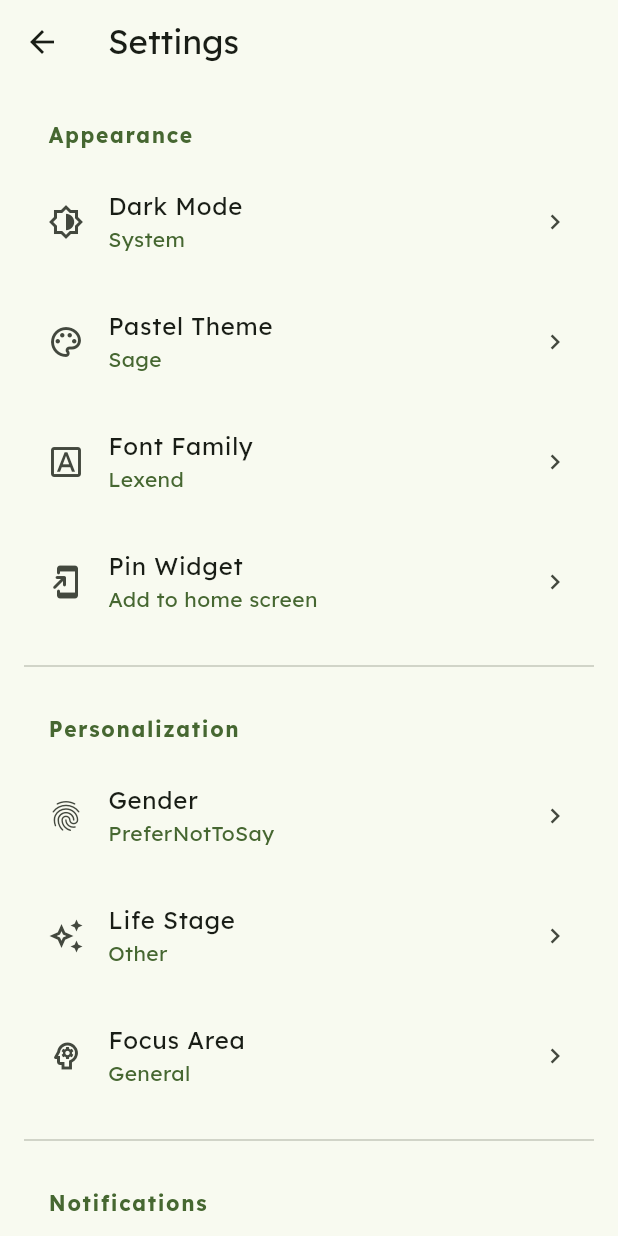
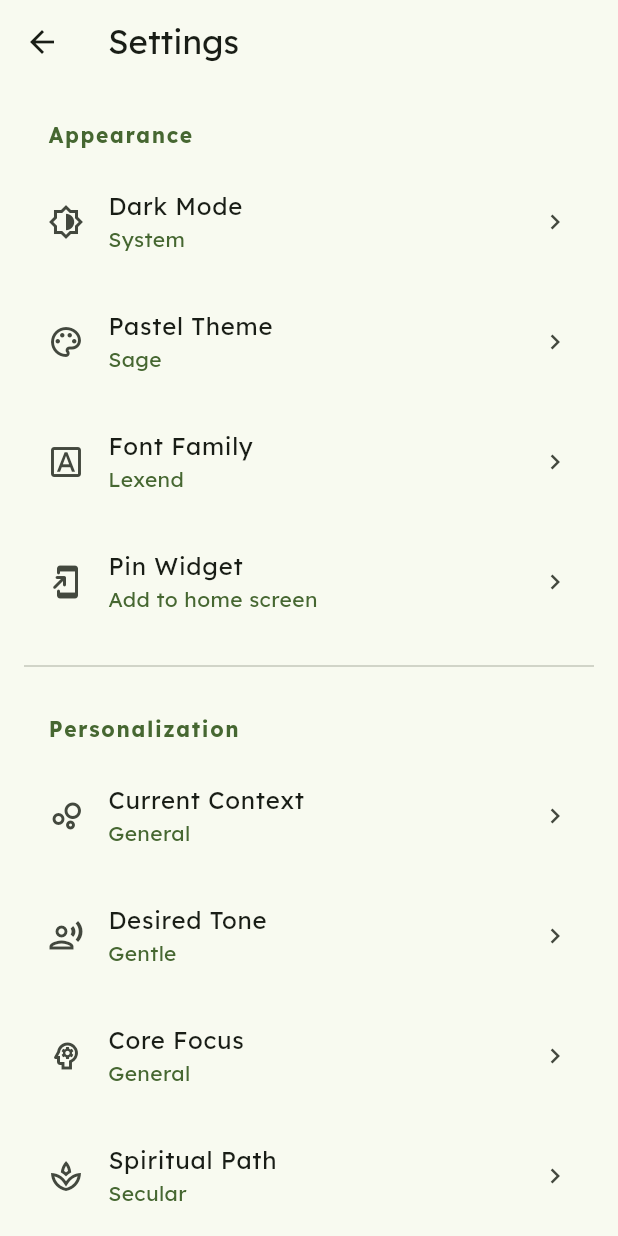
Before and after one commit to sapeol/affirmations_app, a Flutter app: the screen it shows after launch, after a tap on "Skip", after a tap on the "spa" icon, after a tap on the "settings" icon, on a phone screen of 412 x 824 dp. Run offline on Flutter 3.47's test engine with Material 3 defaults, Android fonts, the phone set to English and light mode, and no system bars; our stand-ins replace google_fonts, shared_preferences; missing offline and left inert: home_widget.

Commit message:
feat: implement contextual affirmation engine with Context and Tone preferences

```diff
--- a/lib/models/affirmation.dart
+++ b/lib/models/affirmation.dart
@@ -1,18 +1,32 @@
+import 'user_preferences.dart';
+
 class Affirmation {
   final String text;
   final String author;
   final bool isCustom;
+  final AppFocus? focus;
+  final SpiritualLeaning? leaning;
+  final UserContext? context;
+  final AffirmationTone? tone;
 
   Affirmation({
     required this.text,
     this.author = "Unknown",
     this.isCustom = false,
+    this.focus,
+    this.leaning,
+    this.context,
+    this.tone,
   });
 
   Map<String, dynamic> toJson() => {
     'text': text,
     'author': author,
     'isCustom': isCustom,
+    'focus': focus?.name,
+    'leaning': leaning?.name,
+    'context': context?.name,
+    'tone': tone?.name,
   };
 
   factory Affirmation.fromJson(Map<String, dynamic> json) {
@@ -20,6 +34,10 @@ class Affirmation {
       text: json['text'] as String? ?? "Unknown",
       author: json['author'] as String? ?? "Unknown",
       isCustom: json['isCustom'] is bool ? json['isCustom'] as bool : false,
+      focus: json['focus'] != null ? AppFocus.values.byName(json['focus']) : null,
+      leaning: json['leaning'] != null ? SpiritualLeaning.values.byName(json['leaning']) : null,
+      context: json['context'] != null ? UserContext.values.byName(json['context']) : null,
+      tone: json['tone'] != null ? AffirmationTone.values.byName(json['tone']) : null,
     );
   }
 }
--- a/lib/models/user_preferences.dart
+++ b/lib/models/user_preferences.dart
@@ -8,6 +8,8 @@ enum AppFocus { anxiety, motivation, grief, improvement, general }
 enum LifeStage { student, professional, parent, retired, other }
 enum Gender { female, male, nonBinary, preferNotToSay }
 enum AppColorTheme { sage, lavender, sky, rose, peach }
+enum UserContext { career, relationships, selfImage, health, uncertainty, general }
+enum AffirmationTone { gentle, empowering, philosophical }
 
 class UserPreferences {
   final SpiritualLeaning leaning;
@@ -17,6 +19,8 @@ class UserPreferences {
   final ThemeMode themeMode;
   final String fontFamily;
   final AppColorTheme colorTheme;
+  final UserContext userContext;
+  final AffirmationTone tone;
   final bool notificationsEnabled;
 
   UserPreferences({
@@ -27,6 +31,8 @@ class UserPreferences {
     this.themeMode = ThemeMode.system,
     this.fontFamily = 'Lexend',
     this.colorTheme = AppColorTheme.sage,
+    this.userContext = UserContext.general,
+    this.tone = AffirmationTone.gentle,
     this.notificationsEnabled = true,
   });
 
@@ -39,6 +45,8 @@ class UserPreferences {
     await s.setString('themeMode', prefs.themeMode.name);
     await s.setString('fontFamily', prefs.fontFamily);
     await s.setString('colorTheme', prefs.colorTheme.name);
+    await s.setString('userContext', prefs.userContext.name);
+    await s.setString('tone', prefs.tone.name);
     await s.setBool('notifications', prefs.notificationsEnabled);
   }
 
@@ -60,6 +68,8 @@ class UserPreferences {
       themeMode: _enumFromString(ThemeMode.values, s.getString('themeMode'), ThemeMode.system),
       fontFamily: s.getString('fontFamily') ?? 'Lexend',
       colorTheme: _enumFromString(AppColorTheme.values, s.getString('colorTheme'), AppColorTheme.sage),
+      userContext: _enumFromString(UserContext.values, s.getString('userContext'), UserContext.general),
+      tone: _enumFromString(AffirmationTone.values, s.getString('tone'), AffirmationTone.gentle),
       notificationsEnabled: s.getBool('notifications') ?? true,
     );
   }
--- a/lib/screens/home_screen.dart
+++ b/lib/screens/home_screen.dart
@@ -90,7 +90,8 @@ class _HomeScreenState extends State<HomeScreen> {
                 colorTheme: prefs.colorTheme,
                 notificationsEnabled: true,
               ));
-              if (mounted) Navigator.pop(context);
+              if (!context.mounted) return;
+              Navigator.pop(context);
               ScaffoldMessenger.of(context).showSnackBar(
                 const SnackBar(content: Text("Notifications enabled")),
               );
--- a/lib/screens/onboarding_screen.dart
+++ b/lib/screens/onboarding_screen.dart
@@ -12,12 +12,14 @@ class OnboardingScreen extends StatefulWidget {
 class _OnboardingScreenState extends State<OnboardingScreen> {
   final PageController _pageController = PageController();
   int _currentPage = 0;
-  final int _totalPages = 3;
+  final int _totalPages = 4;
 
   AppFocus _selectedFocus = AppFocus.general;
   SpiritualLeaning _selectedLeaning = SpiritualLeaning.secular;
   LifeStage _selectedLifeStage = LifeStage.other;
   Gender _selectedGender = Gender.preferNotToSay;
+  UserContext _selectedContext = UserContext.general;
+  AffirmationTone _selectedTone = AffirmationTone.gentle;
 
   void _finish() async {
     await UserPreferences.save(UserPreferences(
@@ -25,6 +27,8 @@ class _OnboardingScreenState extends State<OnboardingScreen> {
       leaning: _selectedLeaning,
       lifeStage: _selectedLifeStage,
       gender: _selectedGender,
+      userContext: _selectedContext,
+      tone: _selectedTone,
       notificationsEnabled: false,
     ));
     if (mounted) {
@@ -49,12 +53,13 @@ class _OnboardingScreenState extends State<OnboardingScreen> {
             Expanded(
               child: PageView(
                 controller: _pageController,
-                physics: const BouncingScrollPhysics(), // Allows both swipe and button navigation
+                physics: const BouncingScrollPhysics(),
                 onPageChanged: (i) => setState(() => _currentPage = i),
                 children: [
                   _buildWelcomePage(),
                   _buildIdentityPage(),
-                  _buildMindsetPage(),
+                  _buildContextPage(),
+                  _buildStylePage(),
                 ],
               ),
             ),
@@ -110,7 +115,7 @@ class _OnboardingScreenState extends State<OnboardingScreen> {
           ),
           const SizedBox(height: 16),
           Text(
-            "Your personalized space for daily light and mindful growth.",
+            "Highly personalized affirmations for your unique journey.",
             style: Theme.of(context).textTheme.bodyLarge?.copyWith(height: 1.5),
             textAlign: TextAlign.center,
           ),
@@ -127,35 +132,50 @@ class _OnboardingScreenState extends State<OnboardingScreen> {
         crossAxisAlignment: CrossAxisAlignment.start,
         children: [
           const SizedBox(height: 40),
-          Text("Tell us about you", style: Theme.of(context).textTheme.headlineMedium),
+          Text("About You", style: Theme.of(context).textTheme.headlineMedium),
           const SizedBox(height: 40),
-          _buildSelectionTitle("I identify as..."),
-          const SizedBox(height: 12),
+          _buildSelectionTitle("Identity"),
           _buildStableSelection(Gender.values, _selectedGender, (v) => setState(() => _selectedGender = v as Gender)),
           const SizedBox(height: 32),
-          _buildSelectionTitle("Life stage"),
-          const SizedBox(height: 12),
+          _buildSelectionTitle("Life Stage"),
           _buildStableSelection(LifeStage.values, _selectedLifeStage, (v) => setState(() => _selectedLifeStage = v as LifeStage)),
         ],
       ),
     );
   }
 
-  Widget _buildMindsetPage() {
+  Widget _buildContextPage() {
     return Padding(
       padding: const EdgeInsets.symmetric(horizontal: 24.0),
       child: Column(
         crossAxisAlignment: CrossAxisAlignment.start,
         children: [
           const SizedBox(height: 40),
-          Text("Customize your path", style: Theme.of(context).textTheme.headlineMedium),
+          Text("Your Situation", style: Theme.of(context).textTheme.headlineMedium),
           const SizedBox(height: 40),
-          _buildSelectionTitle("Focus area"),
-          const SizedBox(height: 12),
+          _buildSelectionTitle("What's on your mind?"),
+          _buildStableSelection(UserContext.values, _selectedContext, (v) => setState(() => _selectedContext = v as UserContext)),
+          const SizedBox(height: 32),
+          _buildSelectionTitle("Core focus"),
           _buildStableSelection(AppFocus.values, _selectedFocus, (v) => setState(() => _selectedFocus = v as AppFocus)),
+        ],
+      ),
+    );
+  }
+
+  Widget _buildStylePage() {
+    return Padding(
+      padding: const EdgeInsets.symmetric(horizontal: 24.0),
+      child: Column(
+        crossAxisAlignment: CrossAxisAlignment.start,
+        children: [
+          const SizedBox(height: 40),
+          Text("Your Preference", style: Theme.of(context).textTheme.headlineMedium),
+          const SizedBox(height: 40),
+          _buildSelectionTitle("Desired tone"),
+          _buildStableSelection(AffirmationTone.values, _selectedTone, (v) => setState(() => _selectedTone = v as AffirmationTone)),
           const SizedBox(height: 32),
-          _buildSelectionTitle("Spiritual leaning"),
-          const SizedBox(height: 12),
+          _buildSelectionTitle("Spiritual path"),
           _buildStableSelection(SpiritualLeaning.values, _selectedLeaning, (v) => setState(() => _selectedLeaning = v as SpiritualLeaning)),
         ],
       ),
@@ -163,10 +183,13 @@ class _OnboardingScreenState extends State<OnboardingScreen> {
   }
 
   Widget _buildSelectionTitle(String text) {
-    return Text(text, style: Theme.of(context).textTheme.labelLarge?.copyWith(
-      color: Theme.of(context).colorScheme.primary,
-      fontWeight: FontWeight.bold,
-    ));
+    return Padding(
+      padding: const EdgeInsets.only(bottom: 12.0),
+      child: Text(text, style: Theme.of(context).textTheme.labelLarge?.copyWith(
+        color: Theme.of(context).colorScheme.primary,
+        fontWeight: FontWeight.bold,
+      )),
+    );
   }
 
   Widget _buildStableSelection(List options, dynamic selected, Function(dynamic) onSelected) {
@@ -182,7 +205,7 @@ class _OnboardingScreenState extends State<OnboardingScreen> {
             duration: const Duration(milliseconds: 200),
             padding: const EdgeInsets.symmetric(horizontal: 16, vertical: 12),
             decoration: BoxDecoration(
-              color: isSelected ? Theme.of(context).colorScheme.primary : Theme.of(context).colorScheme.surfaceContainerHighest.withOpacity(0.3),
+              color: isSelected ? Theme.of(context).colorScheme.primary : Theme.of(context).colorScheme.surfaceContainerHighest.withValues(alpha: 0.3),
               borderRadius: BorderRadius.circular(16),
               border: Border.all(
                 color: isSelected ? Theme.of(context).colorScheme.primary : Theme.of(context).colorScheme.outlineVariant,
--- a/lib/screens/settings_screen.dart
+++ b/lib/screens/settings_screen.dart
@@ -76,29 +76,49 @@ class _SettingsScreenState extends State<SettingsScreen> {
                   onTap: () async {
                     await HomeWidget.requestPinWidget(
                       name: 'AffirmationWidgetProvider',
-                      androidName: 'AffirmationWidgetProvider',
+                      androidName: 'com.example.affirmations_app.AffirmationWidgetProvider',
                     );
                   },
                 ),
               const Divider(height: 32),
               _buildGroupHeader("Personalization"),
               _buildSettingTile(
+                icon: Icons.bubble_chart_outlined,
+                title: "Current Context",
+                subtitle: _formatEnum(prefs.userContext),
+                onTap: () => _showSelectionDialog(context, "What's on your mind?", UserContext.values, prefs.userContext, (val) => _updatePreference(_copy(prefs, userContext: val as UserContext))),
+              ),
+              _buildSettingTile(
+                icon: Icons.record_voice_over_outlined,
+                title: "Desired Tone",
+                subtitle: _formatEnum(prefs.tone),
+                onTap: () => _showSelectionDialog(context, "Affirmation Tone", AffirmationTone.values, prefs.tone, (val) => _updatePreference(_copy(prefs, tone: val as AffirmationTone))),
+              ),
+              _buildSettingTile(
+                icon: Icons.psychology_outlined,
+                title: "Core Focus",
+                subtitle: _formatEnum(prefs.focus),
+                onTap: () => _showSelectionDialog(context, "Main Focus", AppFocus.values, prefs.focus, (val) => _updatePreference(_copy(prefs, focus: val as AppFocus))),
+              ),
+              _buildSettingTile(
+                icon: Icons.spa_outlined,
+                title: "Spiritual Path",
+                subtitle: _formatEnum(prefs.leaning),
+                onTap: () => _showSelectionDialog(context, "Spiritual Leaning", SpiritualLeaning.values, prefs.leaning, (val) => _updatePreference(_copy(prefs, leaning: val as SpiritualLeaning))),
+              ),
+              const Divider(height: 32),
+              _buildGroupHeader("Identity"),
+              _buildSettingTile(
                 icon: Icons.fingerprint_outlined,
                 title: "Gender",
                 subtitle: _formatEnum(prefs.gender),
-                onTap: () => _showSelectionDialog(context, "Identify As", Gender.values, prefs.gender, (val) => _updatePreference(_copy(prefs, gender: val as Gender))),
+                onTap: () => _showSelectionDialog(context, "Identity", Gender.values, prefs.gender, (val) => _updatePreference(_copy(prefs, gender: val as Gender))),
               ),
               _buildSettingTile(
                 icon: Icons.auto_awesome_outlined,
                 title: "Life Stage",
                 subtitle: _formatEnum(prefs.lifeStage),
                 onTap: () => _showSelectionDialog(context, "Life Stage", LifeStage.values, prefs.lifeStage, (val) => _updatePreference(_copy(prefs, lifeStage: val as LifeStage))),
-              ),
-              _buildSettingTile(
-                icon: Icons.psychology_outlined,
-                title: "Focus Area",
-                subtitle: _formatEnum(prefs.focus),
-                onTap: () => _showSelectionDialog(context, "Your Focus", AppFocus.values, prefs.focus, (val) => _updatePreference(_copy(prefs, focus: val as AppFocus))),
               ),
               const Divider(height: 32),
               _buildGroupHeader("Notifications"),
@@ -206,9 +226,9 @@ class _SettingsScreenState extends State<SettingsScreen> {
     return name[0].toUpperCase() + name.substring(1);
   }
 
-  UserPreferences _copy(UserPreferences p, {SpiritualLeaning? leaning, AppFocus? focus, LifeStage? lifeStage, Gender? gender, ThemeMode? themeMode, String? fontFamily, AppColorTheme? colorTheme, bool? notificationsEnabled}) {
+  UserPreferences _copy(UserPreferences p, {SpiritualLeaning? leaning, AppFocus? focus, LifeStage? lifeStage, Gender? gender, ThemeMode? themeMode, String? fontFamily, AppColorTheme? colorTheme, UserContext? userContext, AffirmationTone? tone, bool? notificationsEnabled}) {
     return UserPreferences(
-      leaning: leaning ?? p.leaning, focus: focus ?? p.focus, lifeStage: lifeStage ?? p.lifeStage, gender: gender ?? p.gender, themeMode: themeMode ?? p.themeMode, fontFamily: fontFamily ?? p.fontFamily, colorTheme: colorTheme ?? p.colorTheme, notificationsEnabled: notificationsEnabled ?? p.notificationsEnabled,
+      leaning: leaning ?? p.leaning, focus: focus ?? p.focus, lifeStage: lifeStage ?? p.lifeStage, gender: gender ?? p.gender, themeMode: themeMode ?? p.themeMode, fontFamily: fontFamily ?? p.fontFamily, colorTheme: colorTheme ?? p.colorTheme, userContext: userContext ?? p.userContext, tone: tone ?? p.tone, notificationsEnabled: notificationsEnabled ?? p.notificationsEnabled,
     );
   }
 }
--- a/lib/services/affirmations_service.dart
+++ b/lib/services/affirmations_service.dart
@@ -3,35 +3,73 @@ import '../models/affirmation.dart';
 import '../models/user_preferences.dart';
 
 class AffirmationsService {
-  static final List<Affirmation> _defaultAffirmations = [
-    Affirmation(text: "I am capable of achieving my goals."),
-    Affirmation(text: "Every day is a fresh start."),
-    Affirmation(text: "I am worthy of love and respect."),
-    Affirmation(text: "I choose to be positive and happy."),
-    Affirmation(text: "My potential is limitless."),
-    Affirmation(text: "I am confident in my abilities."),
-    Affirmation(text: "I focus on what I can control."),
-    Affirmation(text: "I am growing and becoming better every day."),
-    Affirmation(text: "I deserve all the good things in my life."),
-    Affirmation(text: "I am enough exactly as I am."),
+  static final List<Affirmation> _library = [
+    // CAREER & PROFESSIONAL
+    Affirmation(text: "My worth is not defined by my productivity, but by my presence.", context: UserContext.career, tone: AffirmationTone.gentle, focus: AppFocus.improvement),
+    Affirmation(text: "I am a powerful creator, and I have the skills to overcome any professional hurdle.", context: UserContext.career, tone: AffirmationTone.empowering, focus: AppFocus.motivation),
+    Affirmation(text: "In the midst of chaos, I find my focus and my purpose.", context: UserContext.career, tone: AffirmationTone.philosophical, leaning: SpiritualLeaning.stoic),
+
+    // RELATIONSHIPS
+    Affirmation(text: "I am worthy of healthy, supportive, and nourishing connections.", context: UserContext.relationships, tone: AffirmationTone.gentle),
+    Affirmation(text: "I set clear boundaries because I value my peace and my energy.", context: UserContext.relationships, tone: AffirmationTone.empowering),
+    Affirmation(text: "To love is to accept the impermanence of all things.", context: UserContext.relationships, tone: AffirmationTone.philosophical, leaning: SpiritualLeaning.buddhist),
+
+    // ANXIETY & UNCERTAINTY
+    Affirmation(text: "I let go of the need to know what happens next. I am safe here.", context: UserContext.uncertainty, tone: AffirmationTone.gentle, focus: AppFocus.anxiety),
+    Affirmation(text: "I have survived every 'worst day' of my life so far. I am resilient.", context: UserContext.uncertainty, tone: AffirmationTone.empowering, focus: AppFocus.anxiety),
+    Affirmation(text: "Nature does not hurry, yet everything is accomplished.", context: UserContext.uncertainty, tone: AffirmationTone.philosophical, leaning: SpiritualLeaning.spiritual),
+
+    // SELF IMAGE
+    Affirmation(text: "I treat myself with the same kindness I offer to a dear friend.", context: UserContext.selfImage, tone: AffirmationTone.gentle, focus: AppFocus.general),
+    Affirmation(text: "I am the architect of my self-belief, and I choose to build strength.", context: UserContext.selfImage, tone: AffirmationTone.empowering, focus: AppFocus.improvement),
+    Affirmation(text: "The body is the instrument, not the masterpiece.", context: UserContext.selfImage, tone: AffirmationTone.philosophical),
+
+    // HEALTH
+    Affirmation(text: "My body is a temple, and I listen to its quiet wisdom.", context: UserContext.health, tone: AffirmationTone.gentle),
+    Affirmation(text: "Every breath I take is an opportunity to heal and renew.", context: UserContext.health, tone: AffirmationTone.empowering),
+
+    // STOIC / PHILOSOPHICAL (General)
+    Affirmation(text: "Amor Fati: I love my fate, for it is the fire that tempers my soul.", leaning: SpiritualLeaning.stoic, tone: AffirmationTone.philosophical),
+    Affirmation(text: "The soul becomes dyed with the color of its thoughts.", leaning: SpiritualLeaning.stoic, tone: AffirmationTone.philosophical),
   ];
 
   static Future<List<Affirmation>> getAllAffirmations() async {
+    final prefs = await UserPreferences.load();
     final custom = await UserPreferences.getCustomAffirmations();
-    return [..._defaultAffirmations, ...custom];
+
+    // Scoring engine for contextual relevance
+    List<MapEntry<Affirmation, int>> scored = _library.map((a) {
+      int score = 0;
+      if (a.context == prefs.userContext) score += 5;
+      if (a.focus == prefs.focus) score += 3;
+      if (a.tone == prefs.tone) score += 2;
+      if (a.leaning == prefs.leaning) score += 4;
+      return MapEntry(a, score);
+    }).toList();
+
+    // Sort by score and take top matches
+    scored.sort((a, b) => b.value.compareTo(a.value));
+
+    // Take affirmations with a score > 0, or at least some results
+    List<Affirmation> filtered = scored.where((e) => e.value > 0).map((e) => e.key).toList();
+
+    if (filtered.length < 5) filtered = _library;
+
+    return [...filtered, ...custom];
   }
 
   static Future<Affirmation> getDailyAffirmation() async {
     final all = await getAllAffirmations();
-    if (all.isEmpty) return _defaultAffirmations.first;
+    if (all.isEmpty) return _library.first;
     final now = DateTime.now();
-    final dayOfYear = now.difference(DateTime(now.year, 1, 1)).inDays;
-    return all[dayOfYear % all.length];
+    final prefs = await UserPreferences.load();
+    final seed = now.year + now.month + now.day + prefs.userContext.index + prefs.tone.index;
+    return all[seed % all.length];
   }
 
   static Future<Affirmation> getRandomAffirmation() async {
     final all = await getAllAffirmations();
-    if (all.isEmpty) return _defaultAffirmations.first;
+    if (all.isEmpty) return _library.first;
     return all[Random().nextInt(all.length)];
   }
 }
```
